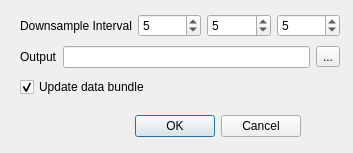
janelia-flyem/NeuTu, file neurolabi/gui/flyemneuronthumbnaildialog.ui: the form before one commit.
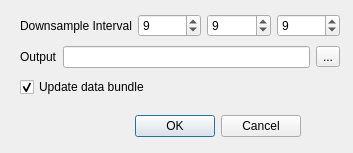
The form after the commit.

```diff
--- a/neurolabi/gui/flyemneuronthumbnaildialog.ui
+++ b/neurolabi/gui/flyemneuronthumbnaildialog.ui
@@ -29,7 +29,7 @@
     <set>QDialogButtonBox::Cancel|QDialogButtonBox::Ok</set>
    </property>
   </widget>
-  <widget class="QWidget" name="">
+  <widget class="QWidget" name="layoutWidget">
    <property name="geometry">
     <rect>
      <x>20</x>
@@ -51,21 +51,21 @@
       <item>
        <widget class="QSpinBox" name="xDsSpinBox">
         <property name="value">
-         <number>5</number>
+         <number>9</number>
         </property>
        </widget>
       </item>
       <item>
        <widget class="QSpinBox" name="yDsSpinBox">
         <property name="value">
-         <number>5</number>
+         <number>9</number>
         </property>
        </widget>
       </item>
       <item>
        <widget class="QSpinBox" name="zDsSpinBox">
         <property name="value">
-         <number>5</number>
+         <number>9</number>
         </property>
        </widget>
       </item>
```
